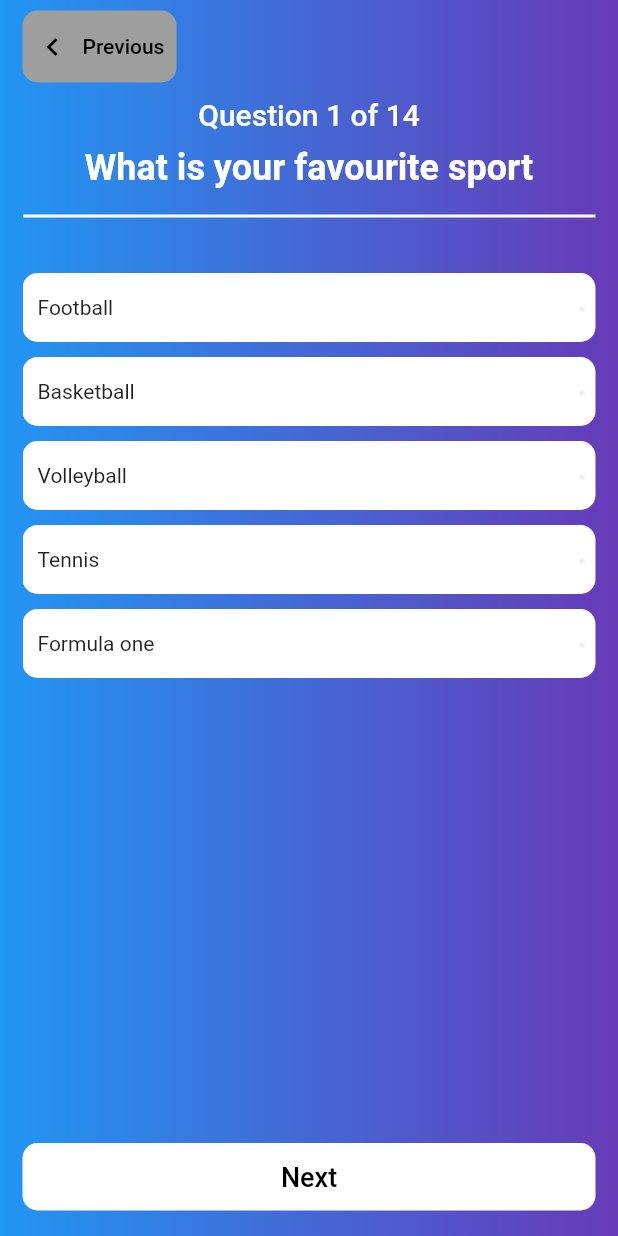
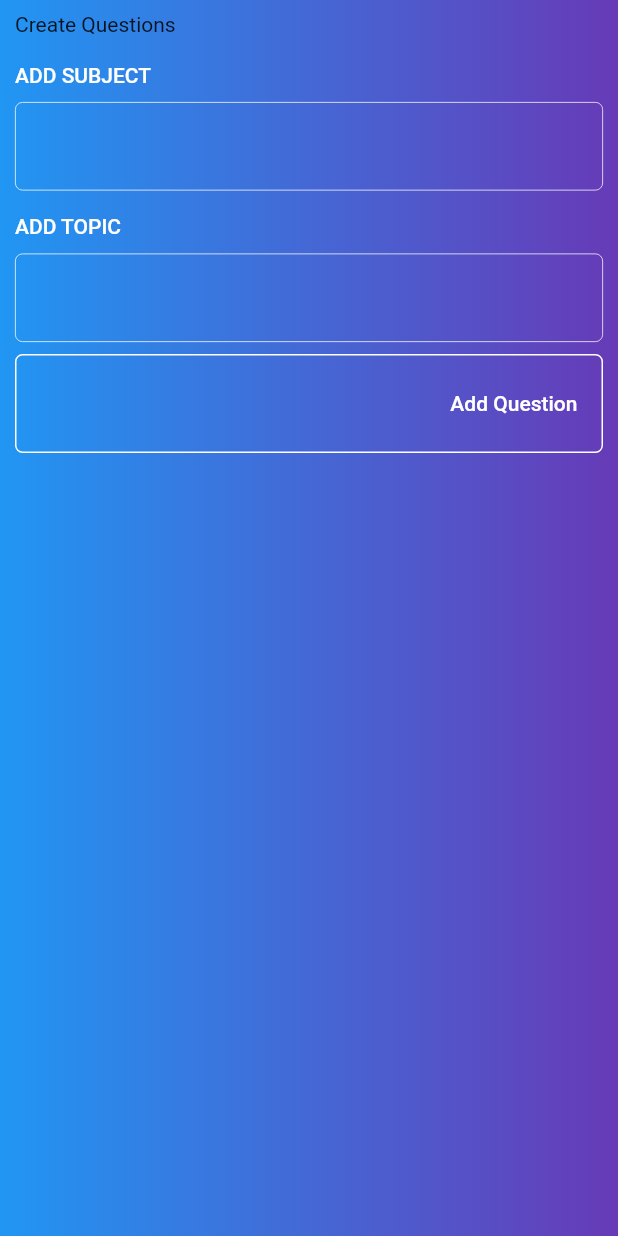
Before and after one commit to Praise650/soorvay, a Flutter app: the screen it shows after launch, after a tap on "CREATE QUESTIONS", on a phone screen of 412 x 824 dp. Run offline on Flutter 3.47's test engine with Material 2 defaults, Android fonts, the light colour scheme and no system bars; our stand-ins replace stacked.

Commit message:
added create question screen

```diff
--- a/lib/core/model/question_model.dart
+++ b/lib/core/model/question_model.dart
@@ -1,9 +1,54 @@
 import 'option_model.dart';
 
-class QuestionModel{
+class QuestionModel {
+  final String? questionId;
   final String question;
   final List<Option>? options;
   final Option? selectedAnswer;
 
-  QuestionModel({required this.question, this.selectedAnswer,this.options});
+  QuestionModel(
+      {this.questionId,
+      required this.question,
+      this.selectedAnswer,
+      this.options});
 }
+
+class QuestionBank {
+  final String? id;
+  final String? sessionId;
+  final bool? isPublic;
+  final bool? isPrivate;
+  final String? topic;
+  final QuestionModel? questionModel;
+  final DateTime? dateCreated;
+
+  QuestionBank({
+    this.id,
+    this.sessionId,
+    this.isPublic,
+    this.isPrivate,
+    this.topic,
+    this.questionModel,
+    this.dateCreated,
+  });
+}
+
+class CreatorModel{
+  final String? fullName;
+  final String? userId;
+  final String? email;
+  final Map<String,dynamic>? sessionTracker;
+  final String? imageUrl;
+
+  CreatorModel(
+      {this.fullName,
+      this.userId,
+      this.email,
+      this.sessionTracker,
+      this.imageUrl,});
+//  Map<String,String> sessionTracker ={
+//  "time":sessionId,
+//  "time":sessionId,
+//  "time":sessionId,
+//  }
+}
--- /dev/null
+++ b/lib/ui/views/create_question/create_question.dart
@@ -0,0 +1,212 @@
+import 'package:flutter/material.dart';
+import 'package:soorvay/ui/views/create_question/view_model/create_question_view_model.dart';
+import 'package:stacked/stacked.dart';
+
+import '../../styles/deorations.dart';
+
+class CreateQuestionsView extends StatefulWidget {
+  const CreateQuestionsView({Key? key}) : super(key: key);
+
+  @override
+  State<CreateQuestionsView> createState() => _CreateQuestionsViewState();
+}
+
+class _CreateQuestionsViewState extends State<CreateQuestionsView> {
+  List<_CreateQuestionWidget> addQuestionWidget = [];
+
+  @override
+  Widget build(BuildContext context) {
+    return ViewModelBuilder<CreateQuestionViewModel>.reactive(
+      viewModelBuilder: () => CreateQuestionViewModel(),
+      builder: (context, model, _) {
+        return Scaffold(
+          body: SafeArea(
+            child: Container(
+              decoration: appBgDecoration,
+              height: MediaQuery.of(context).size.height,
+              padding: const EdgeInsets.symmetric(vertical: 8, horizontal: 10),
+              child: SingleChildScrollView(
+                child: Column(
+                  crossAxisAlignment: CrossAxisAlignment.start,
+                  children: [
+                    const Text("Create Questions"),
+                    const SizedBox(height: 10),
+                    const _Header(title: "Add Subject"),
+                    const _Header(title: "Add Topic"),
+                    Container(
+                      padding: const EdgeInsets.all(8),
+                      decoration: BoxDecoration(
+                        shape: BoxShape.rectangle,
+                        borderRadius: BorderRadius.circular(5),
+                        border: Border.all(
+                          color: Colors.white,
+                          style: BorderStyle.solid,
+                          width: 1,
+                        ),
+                      ),
+                      child: Column(
+                        children: [
+                          Column(
+                            children: addQuestionWidget,
+                          ),
+                          Align(
+                            alignment: Alignment.centerRight,
+                            child: TextButton(
+                              onPressed: () => setState(
+                                () => addQuestionWidget.add(
+                                  _CreateQuestionWidget(
+                                    controller: model.question,
+                                  ),
+                                ),
+                              ),
+                              child: const Text(
+                                "Add Question",
+                                style: TextStyle(color: Colors.white),
+                              ),
+                            ),
+                          )
+                        ],
+                      ),
+                    ),
+                  ],
+                ),
+              ),
+            ),
+          ),
+        );
+      },
+    );
+  }
+}
+
+class _Header extends StatelessWidget {
+  final TextEditingController? controller;
+  final String? title;
+
+  const _Header({super.key, this.title, this.controller});
+
+  @override
+  Widget build(BuildContext context) {
+    return Padding(
+      padding: const EdgeInsets.symmetric(
+        vertical: 8,
+      ),
+      child: Column(
+        crossAxisAlignment: CrossAxisAlignment.start,
+        children: [
+          Text(
+            title!.toUpperCase(),
+            style: const TextStyle(
+              fontSize: 14,
+              color: Colors.white,
+              fontWeight: FontWeight.w500,
+            ),
+          ),
+          const SizedBox(height: 10),
+          TextField(
+            controller: controller,
+            decoration: InputDecoration(
+              enabledBorder: OutlineInputBorder(
+                borderRadius: BorderRadius.circular(5),
+                borderSide: const BorderSide(
+                  color: Colors.white,
+                  width: 0.5,
+                  style: BorderStyle.solid,
+                ),
+              ),
+            ),
+          )
+        ],
+      ),
+    );
+  }
+}
+
+class _CreateQuestionWidget extends StatefulWidget {
+  final TextEditingController? controller;
+  final TextEditingController? optionController;
+
+  const _CreateQuestionWidget(
+      {super.key, this.controller, this.optionController});
+
+  @override
+  State<_CreateQuestionWidget> createState() => _CreateQuestionWidgetState();
+}
+
+class _CreateQuestionWidgetState extends State<_CreateQuestionWidget> {
+  List<Widget> optionWidget = [];
+  Widget addOption() => Padding(
+    padding: const EdgeInsets.symmetric(vertical: 2),
+    child: TextFormField(
+      decoration: InputDecoration(
+        enabledBorder: OutlineInputBorder(
+          borderRadius: BorderRadius.circular(5),
+          borderSide: const BorderSide(
+            color: Colors.white,
+            width: 0.5,
+            style: BorderStyle.solid,
+          ),
+        ),
+      ),
+    ),
+  );
+
+  @override
+  Widget build(BuildContext context) {
+    return Column(
+      crossAxisAlignment: CrossAxisAlignment.start,
+      children: [
+        const Text("Create Question",
+          style: TextStyle(
+          fontSize: 14,
+          color: Colors.white,
+          fontWeight: FontWeight.w500,
+        ),),
+        const SizedBox(height: 5),
+        TextFormField(
+          controller: widget.controller,
+          decoration: InputDecoration(
+            enabledBorder: OutlineInputBorder(
+              borderRadius: BorderRadius.circular(5),
+              borderSide: const BorderSide(
+                color: Colors.white,
+                width: 0.5,
+                style: BorderStyle.solid,
+              ),
+            ),
+          ),
+        ),
+        const SizedBox(height: 5),
+        Padding(
+          padding: const EdgeInsets.all(8.0),
+          child: Column(
+            crossAxisAlignment: CrossAxisAlignment.start,
+            children: [
+              const Text("Create Options",
+                style: TextStyle(
+                  fontSize: 14,
+                  color: Colors.white,
+                  fontWeight: FontWeight.w500,
+                ),),
+              const SizedBox(height: 2),
+              Column(
+                children: optionWidget,
+              ),
+            ],
+          ),
+        ),
+        Align(
+          alignment: Alignment.centerRight,
+          child: TextButton(
+            onPressed: () => setState(
+              () => optionWidget.add(
+                addOption(),
+              ),
+            ),
+            child: const Text("Add Option",style: TextStyle(color: Colors.white),),
+          ),
+        )
+      ],
+    );
+  }
+}
--- /dev/null
+++ b/lib/ui/views/create_question/view_model/create_question_view_model.dart
@@ -0,0 +1,26 @@
+import 'package:flutter/cupertino.dart';
+import 'package:soorvay/core/model/option_model.dart';
+import 'package:stacked/stacked.dart';
+
+import '../../../../core/model/question_model.dart';
+
+class CreateQuestionViewModel extends BaseViewModel{
+  List<QuestionModel> storeQuestions = [];
+  List<Option> storeOptions =[];
+  TextEditingController question = TextEditingController();
+  TextEditingController correctAnswer = TextEditingController();
+  TextEditingController option = TextEditingController();
+
+  addNewQuestion(){
+    QuestionModel createQuestion = QuestionModel(question: question.text,
+    options: getOption()??null,
+    );
+    storeQuestions.add(createQuestion);
+  }
+  List<Option>? getOption(){
+    List<Option>? options;
+    options!.add(Option(answer: option.text));
+    return options;
+  }
+
+}
--- a/lib/ui/views/selector/selector_view.dart
+++ b/lib/ui/views/selector/selector_view.dart
@@ -1,5 +1,8 @@
 import 'package:flutter/material.dart';
+import 'package:soorvay/ui/views/create_question/create_question.dart';
 import 'package:soorvay/ui/views/question/question_view.dart';
+
+import '../../styles/deorations.dart';
 
 class SelectorView extends StatelessWidget {
   const SelectorView({Key? key}) : super(key: key);
@@ -8,11 +11,7 @@ class SelectorView extends StatelessWidget {
   Widget build(BuildContext context) {
     return Scaffold(
       body: Container(
-        decoration: const BoxDecoration(
-          gradient: LinearGradient(
-            colors: [Colors.blue, Colors.deepPurple],
-          ),
-        ),
+        decoration:appBgDecoration,
         alignment: Alignment.center,
         child: GridView.count(
           crossAxisCount: 2,
@@ -21,7 +20,8 @@ class SelectorView extends StatelessWidget {
             "Create Questions",
             "Create Session",
             "Join Session",
-            "General Questions"
+            "General Questions",
+            "Survey Questions"
           ]
               .map((e) => Card(
                     color: Colors.white,
@@ -32,6 +32,14 @@ class SelectorView extends StatelessWidget {
                     ),
                     child: InkWell(
                       onTap: () {
+                        if(e == "Create Questions")
+                        Navigator.push(
+                          context,
+                          MaterialPageRoute(
+                            builder: (context) => CreateQuestionsView(),
+                          ),
+                        );
+                        else
                         Navigator.push(
                           context,
                           MaterialPageRoute(
```
Also changed, not shown: lib/ui/styles/deorations.dart (+10 -0 lines).
